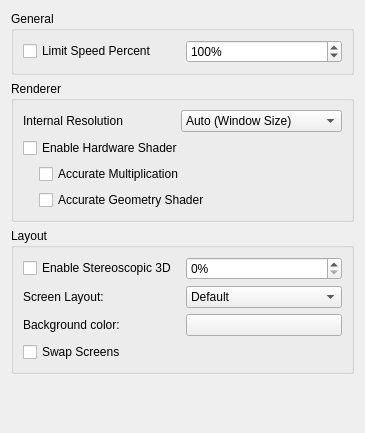
grimtnt/citra, file src/citra_qt/configuration/configure_graphics.ui: the form before one commit.
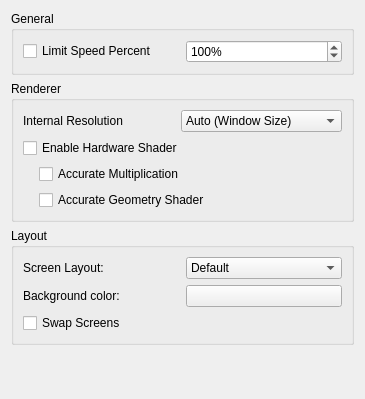
The form after the commit.

The edit to the form file:
```diff
--- a/src/citra_qt/configuration/configure_graphics.ui
+++ b/src/citra_qt/configuration/configure_graphics.ui
@@ -7,7 +7,7 @@
     <x>0</x>
     <y>0</y>
     <width>365</width>
-    <height>433</height>
+    <height>399</height>
    </rect>
   </property>
   <property name="windowTitle">
@@ -183,33 +183,6 @@
       <string>Layout</string>
      </property>
      <layout class="QVBoxLayout" name="verticalLayout_3">
-      <item>
-       <layout class="QHBoxLayout" name="horizontalLayout_5">
-        <item>
-         <widget class="QCheckBox" name="toggle_3d">
-          <property name="text">
-           <string>Enable Stereoscopic 3D</string>
-          </property>
-         </widget>
-        </item>
-        <item>
-         <widget class="QSpinBox" name="factor_3d">
-          <property name="suffix">
-           <string>%</string>
-          </property>
-          <property name="minimum">
-           <number>0</number>
-          </property>
-          <property name="maximum">
-           <number>100</number>
-          </property>
-          <property name="value">
-           <number>0</number>
-          </property>
-         </widget>
-        </item>
-       </layout>
-      </item>
       <item>
        <layout class="QHBoxLayout" name="horizontalLayout_4">
         <item>
```
